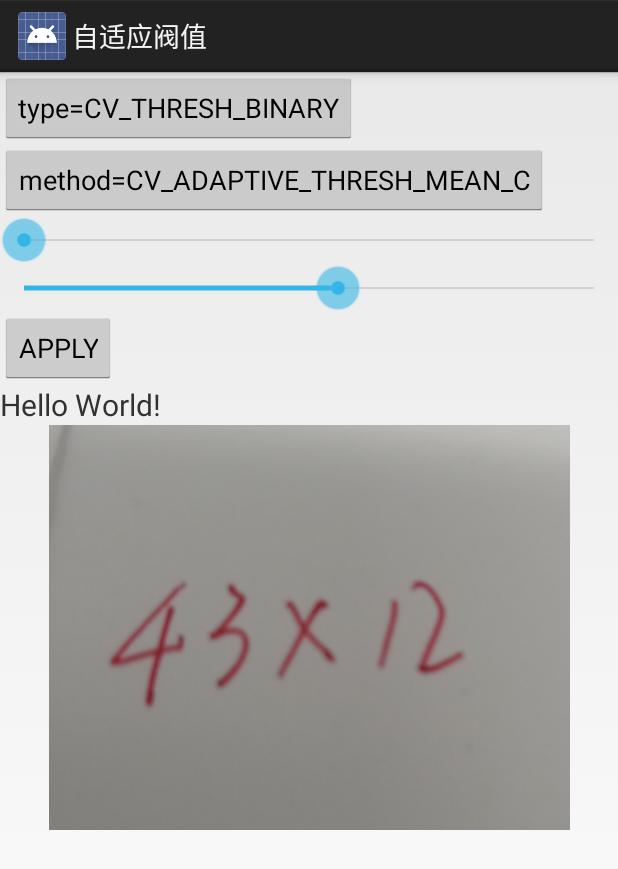
After one commit to lq19324/TestOpenCV4Android, an Android app: the AdaptiveThresholdActivity screen opened directly, with no data from a screen before it, on a phone screen of 412 x 824 dp. The commit adds this screen. Shown: the top 869 px of the screen. Run offline under Robolectric (Android 15) with nearby library versions, the phone set to English and light mode, and no system bars.

Commit message:
添加 threshold,adaptiveThreshold, bilateralBlur

```diff
--- /dev/null
+++ b/app/src/main/java/com/example/lq/testopencv/AdaptiveThresholdActivity.java
@@ -0,0 +1,135 @@
+package com.example.lq.testopencv;
+
+import android.app.Activity;
+import android.content.res.AssetManager;
+import android.graphics.Bitmap;
+import android.graphics.BitmapFactory;
+import android.graphics.Canvas;
+import android.os.Bundle;
+import android.view.View;
+import android.widget.Button;
+import android.widget.ImageView;
+import android.widget.SeekBar;
+import android.widget.TextView;
+
+import java.io.IOException;
+
+/**
+ * Created by lq on 17-11-30.
+ */
+
+public class AdaptiveThresholdActivity extends Activity {
+
+    private Bitmap mSrcBitmap;
+    private Bitmap mDstBitmap;
+
+    private ImageView mSrcImageView;
+    private ImageView mDstImageView;
+
+    private TextView mTimeView;
+
+    @Override
+    public void onCreate(Bundle savedInstanceState) {
+        super.onCreate(savedInstanceState);
+
+        setContentView(R.layout.activity_adaptive_threshold);
+
+        mSrcImageView = (ImageView)findViewById(R.id.src_iv);
+        mDstImageView = (ImageView)findViewById(R.id.dst_iv);
+        mTimeView = (TextView)findViewById(R.id.tv_time);
+
+        SeekBar paramSeekBar = (SeekBar)findViewById(R.id.sb_param);
+        paramSeekBar.setProgress(55);
+        paramSeekBar.setOnSeekBarChangeListener(mSeekListener);
+
+        SeekBar blockSizeSeekBar = (SeekBar)findViewById(R.id.sb_blockSize);
+        blockSizeSeekBar.setOnSeekBarChangeListener(mSeekListener);
+
+        AssetManager am = getAssets();
+        try {
+            mSrcBitmap = BitmapFactory.decodeStream(am.open("test_find_contours1.jpg"));
+            mDstBitmap = Bitmap.createBitmap(mSrcBitmap.getWidth(), mSrcBitmap.getHeight(), Bitmap.Config.ARGB_8888);
+        } catch (IOException e) {
+            e.printStackTrace();
+        }
+        mSrcImageView.setImageBitmap(mSrcBitmap);
+    }
+
+    private int blockSize = 3;
+    private int param = 5;
+    private SeekBar.OnSeekBarChangeListener mSeekListener = new SeekBar.OnSeekBarChangeListener() {
+        @Override
+        public void onProgressChanged(SeekBar seekBar, int progress, boolean fromUser) {
+        }
+
+        @Override
+        public void onStartTrackingTouch(SeekBar seekBar) {
+        }
+
+        @Override
+        public void onStopTrackingTouch(SeekBar seekBar) {
+            if (seekBar.getId() == R.id.sb_param) {
+                int progress = seekBar.getProgress();
+                param = progress - 50;
+                mTimeView.setText("blockSize:"+blockSize+" param:"+param);
+            } else if (seekBar.getId() == R.id.sb_blockSize) {
+                int progress = seekBar.getProgress();
+                blockSize = ((progress >> 1) << 1) + 1;
+                mTimeView.setText("blockSize:"+blockSize+" param:"+param);
+            }
+        }
+    };
+
+    private int method = OpenCVHelper.CV_ADAPTIVE_THRESH_MEAN_C;
+    private int type = OpenCVHelper.CV_THRESH_BINARY;
+    public void onButtonClick(View view) {
+        int viewID = view.getId();
+        if (viewID == R.id.but_type) {
+            type++;
+            type%=2;
+            if (view instanceof Button) {
+                ((Button)view).setText("type="+typeString(type));
+            }
+        } if (viewID == R.id.but_method){
+            method++;
+            method%=2;
+            if (view instanceof Button) {
+                ((Button)view).setText("method="+methodString(method));
+            }
+        } else if (viewID == R.id.but_apply) {
+            processImage();
+        }
+    }
+
+    private void processImage() {
+        Canvas canvas = new Canvas(mDstBitmap);
+        canvas.drawBitmap(mSrcBitmap, 0, 0, null);
+
+        long time = System.currentTimeMillis();
+        OpenCVHelper.nativeAdaptiveThreshold(mDstBitmap, method, type, blockSize, param);
+        time = System.currentTimeMillis() - time;
+
+        mTimeView.setText("blockSize:"+blockSize+" param:"+param+" cost time:" + time);
+        mDstImageView.setImageBitmap(mDstBitmap);
+    }
+
+    private static String methodString(int type) {
+        switch (type){
+            case OpenCVHelper.CV_ADAPTIVE_THRESH_MEAN_C:
+                return "THRESH_MEAN_C";
+            case OpenCVHelper.CV_ADAPTIVE_THRESH_GAUSSIAN_C:
+                return "THRESH_GAUSSIAN_C";
+        }
+        return "";
+    }
+
+    private static String typeString(int type) {
+        switch (type){
+            case OpenCVHelper.CV_THRESH_BINARY:
+                return "BINARY";
+            case OpenCVHelper.CV_THRESH_BINARY_INV:
+                return "BINARY_INV";
+        }
+        return "";
+    }
+}
--- a/app/src/main/java/com/example/lq/testopencv/BlurActivity.java
+++ b/app/src/main/java/com/example/lq/testopencv/BlurActivity.java
@@ -44,7 +44,7 @@ public class BlurActivity extends Activity {
 
         AssetManager am = getAssets();
         try {
-            mSrcBitmap = BitmapFactory.decodeStream(am.open("test3.jpg"));
+            mSrcBitmap = BitmapFactory.decodeStream(am.open("test_bilateral_blur.jpg"));
             mDstBitmap = Bitmap.createBitmap(mSrcBitmap.getWidth(), mSrcBitmap.getHeight(), Bitmap.Config.ARGB_8888);
         } catch (IOException e) {
             e.printStackTrace();
@@ -90,6 +90,10 @@ public class BlurActivity extends Activity {
             mBlurType = 4;
             int value = (mBlurType << 8) | mBlurLevel;
             OpenCVHelper.nativeProcessImage(mSrcBitmap, mDstBitmap, value);
+        } else if (viewID == R.id.but_bilateral_blur) {
+            mBlurType = 5;
+            int value = (mBlurType << 8) | mBlurLevel;
+            OpenCVHelper.nativeProcessImage(mSrcBitmap, mDstBitmap, value);
         }
         mDstImageView.setImageBitmap(mDstBitmap);
         mTimeView.setText("type:"+mBlurType+" level:"+mBlurLevel+" cost time: "+ (System.currentTimeMillis() - time) +" ms");
--- /dev/null
+++ b/app/src/main/res/layout/activity_adaptive_threshold.xml
@@ -0,0 +1,67 @@
+<?xml version="1.0" encoding="utf-8"?>
+<LinearLayout
+    xmlns:android="http://schemas.android.com/apk/res/android"
+    android:layout_width="match_parent"
+    android:layout_height="match_parent"
+    android:orientation="vertical">
+
+    <Button
+        android:id="@+id/but_type"
+        android:layout_width="wrap_content"
+        android:layout_height="wrap_content"
+        android:text="type=CV_THRESH_BINARY"
+        android:onClick="onButtonClick"/>
+
+    <Button
+        android:id="@+id/but_method"
+        android:layout_width="wrap_content"
+        android:layout_height="wrap_content"
+        android:text="method=CV_ADAPTIVE_THRESH_MEAN_C"
+        android:onClick="onButtonClick"/>
+
+    <SeekBar
+        android:id="@+id/sb_blockSize"
+        android:layout_width="match_parent"
+        android:layout_height="wrap_content"
+        android:max="100"/>
+
+    <SeekBar
+        android:id="@+id/sb_param"
+        android:layout_width="match_parent"
+        android:layout_height="wrap_content"
+        android:max="100"/>
+
+    <Button
+        android:id="@+id/but_apply"
+        android:layout_width="wrap_content"
+        android:layout_height="wrap_content"
+        android:text="APPLY"
+        android:onClick="onButtonClick"/>
+
+    <TextView
+        android:id="@+id/tv_time"
+        android:layout_width="wrap_content"
+        android:layout_height="wrap_content"
+        android:textSize="20sp"
+        android:text="Hello World!"/>
+
+    <LinearLayout
+        android:layout_width="match_parent"
+        android:layout_height="match_parent"
+        android:orientation="vertical">
+        <ImageView
+            android:id="@+id/src_iv"
+            android:layout_width="match_parent"
+            android:layout_height="0dp"
+            android:scaleType="centerInside"
+            android:layout_weight="1"/>
+
+        <ImageView
+            android:id="@+id/dst_iv"
+            android:layout_width="match_parent"
+            android:layout_height="0dp"
+            android:scaleType="centerInside"
+            android:layout_weight="1"/>
+    </LinearLayout>
+
+</LinearLayout>
```
Also changed, not shown: app/src/main/AndroidManifest.xml (+5 -3 lines), app/src/main/java/com/example/lq/testopencv/FindContoursActivity.java (+39 -4 lines), app/src/main/java/com/example/lq/testopencv/OpenCVHelper.java (+18 -0 lines), app/src/main/java/com/example/lq/testopencv/ThresholdActivity.java (added, +118 -0 lines), app/src/main/res/layout/activity_blur.xml (+7 -0 lines), app/src/main/res/layout/activity_find_contours.xml (+12 -8 lines), app/src/main/res/layout/activity_threshold.xml (added, +54 -0 lines), app/src/main/assets/test_bilateral_blur.jpg (added), 7 other files.
